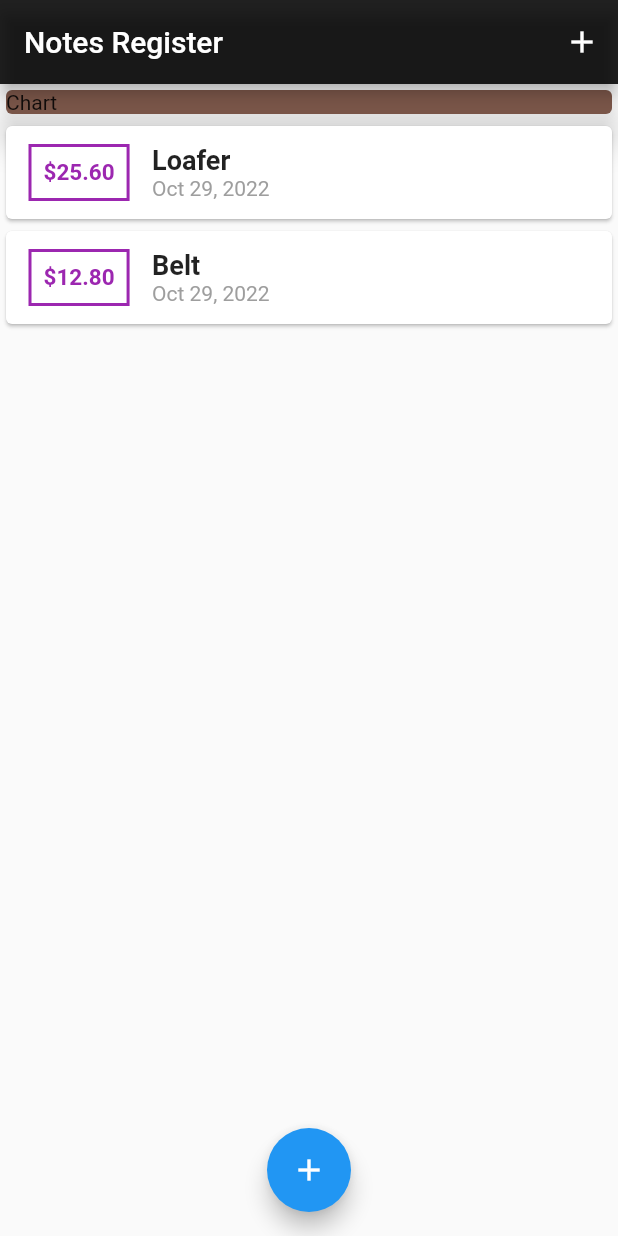
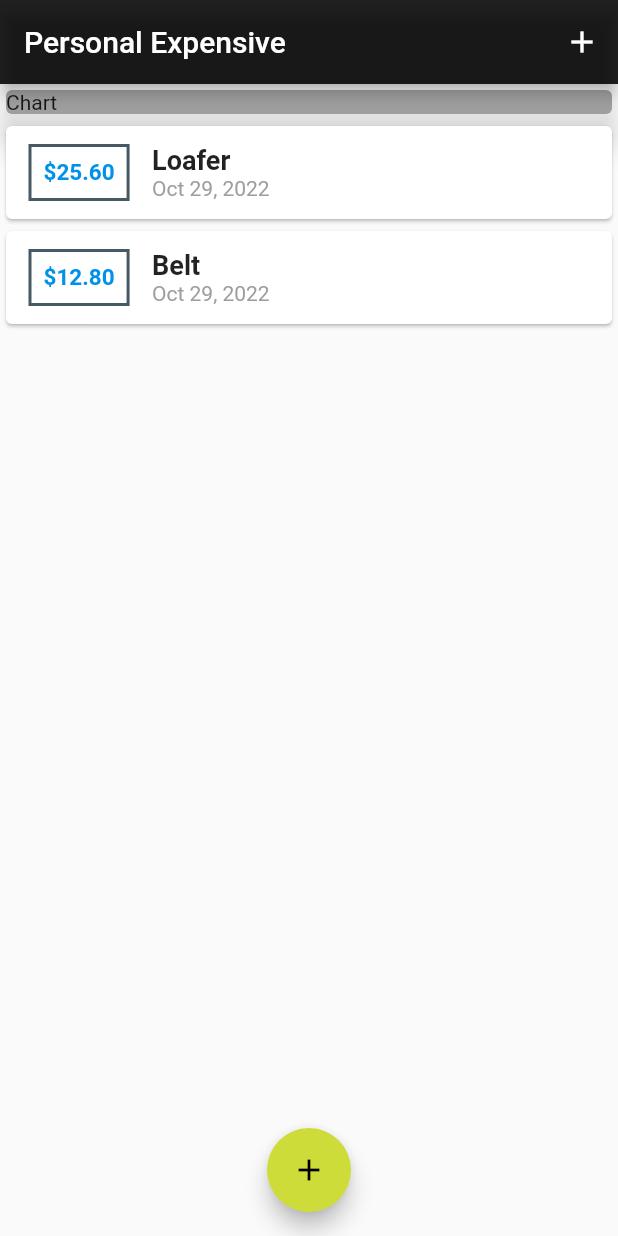
Before and after one commit to abu271200/Notes, a Flutter app: the screen it shows after launch, on a phone screen of 412 x 824 dp. Run offline on Flutter 3.47's test engine with Material 2 defaults, Android fonts, the phone set to English and light mode, and no system bars.

Commit message:
theme will be added

```diff
--- a/lib/main.dart
+++ b/lib/main.dart
@@ -10,8 +10,11 @@ class MyApp extends StatelessWidget {
 @override
   Widget build(BuildContext context) {
     return MaterialApp(
+      theme:ThemeData(
+        primarySwatch: Colors.blueGrey,
+        accentColor: Colors.lime),
       debugShowCheckedModeBanner: false,
-      title: 'Asd',
+      title: 'Personal Expansive',
       home: MyHomePage(),
     );
   }
@@ -66,7 +69,7 @@ class _MyHomePage extends State<MyHomePage> {
         return Scaffold(
           appBar: AppBar(
           backgroundColor: Colors.black87,
-          title:Text('Notes Register'),
+          title:Text('Personal Expensive'),
           actions: [
             IconButton(icon: Icon(Icons.add),
             onPressed: () =>
@@ -81,7 +84,7 @@ class _MyHomePage extends State<MyHomePage> {
                 Container(
                   width: double.infinity,
                   child: Card(
-                    color: Colors.brown,
+                    color: Colors.grey,
                     child: Text('Chart'),
                       elevation: 9,
                       ),
--- a/lib/widgets/new_transaction.dart
+++ b/lib/widgets/new_transaction.dart
@@ -24,6 +24,7 @@ class _NewTransactionState extends State<NewTransaction> {
       enteredTitle,
       enteredAmount,
     );
+    Navigator.of(context).pop();
   }
 
   @override
--- a/lib/widgets/transaction_list.dart
+++ b/lib/widgets/transaction_list.dart
@@ -21,7 +21,8 @@ class TransactionList extends StatelessWidget {
                           horizontal: 15,
                         ),
                         decoration: BoxDecoration(
-                          border: Border.all(color: Colors.purple,
+                          border: Border.all(
+                          color: Theme.of(context).primaryColorDark,
                           width: 2,),
                         ),
                         padding:EdgeInsets.all(8),
@@ -30,7 +31,7 @@ class TransactionList extends StatelessWidget {
                         style:TextStyle(
                           fontWeight:FontWeight.bold,
                           fontSize: 15,
-                          color:Colors.purple,
+                          color:Colors.lightBlueAccent[700],
                         ),
                        ),
                        ),
```
